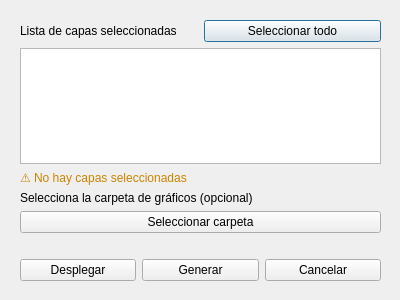
Before: the Qt Designer form dialogs/ui/gispublisher_dialog.ui in lbdudc/qgispublisher, drawn with Qt 5.
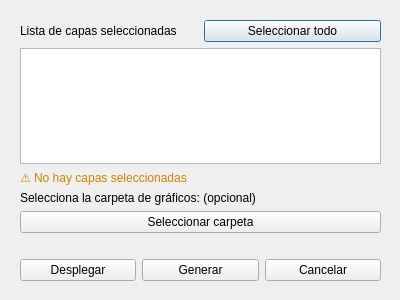
After: the same form once the commit is applied.

What changed in the file:
```diff
--- a/dialogs/ui/gispublisher_dialog.ui
+++ b/dialogs/ui/gispublisher_dialog.ui
@@ -86,7 +86,7 @@
     <item>
      <widget class="QLabel" name="label_2">
       <property name="text">
-       <string>Selecciona la carpeta de gráficos (opcional)</string>
+       <string>Selecciona la carpeta de gráficos: (opcional)</string>
       </property>
      </widget>
     </item>
```
